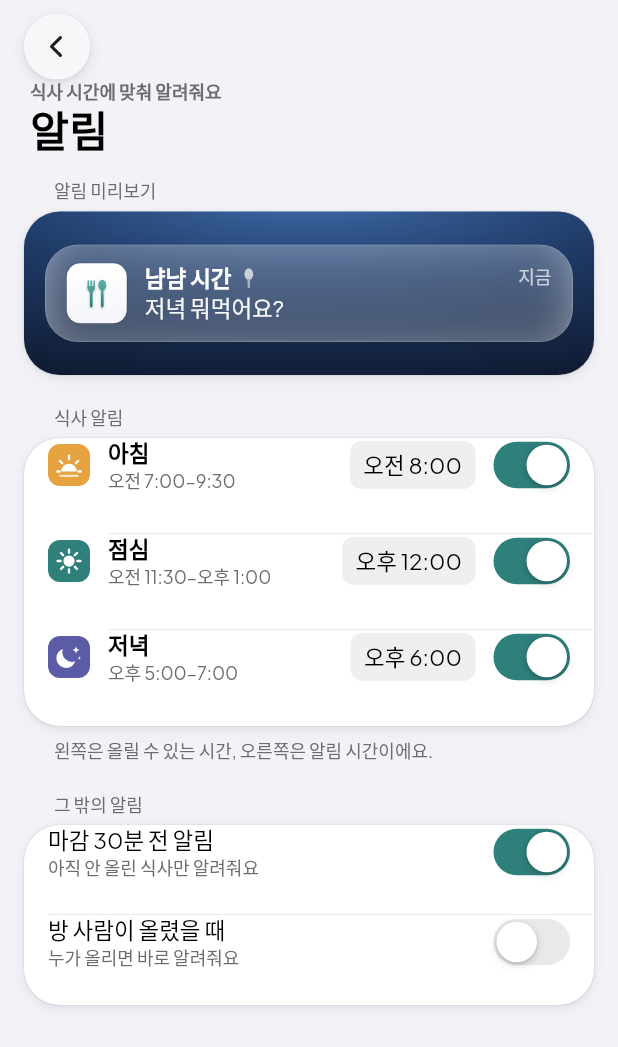
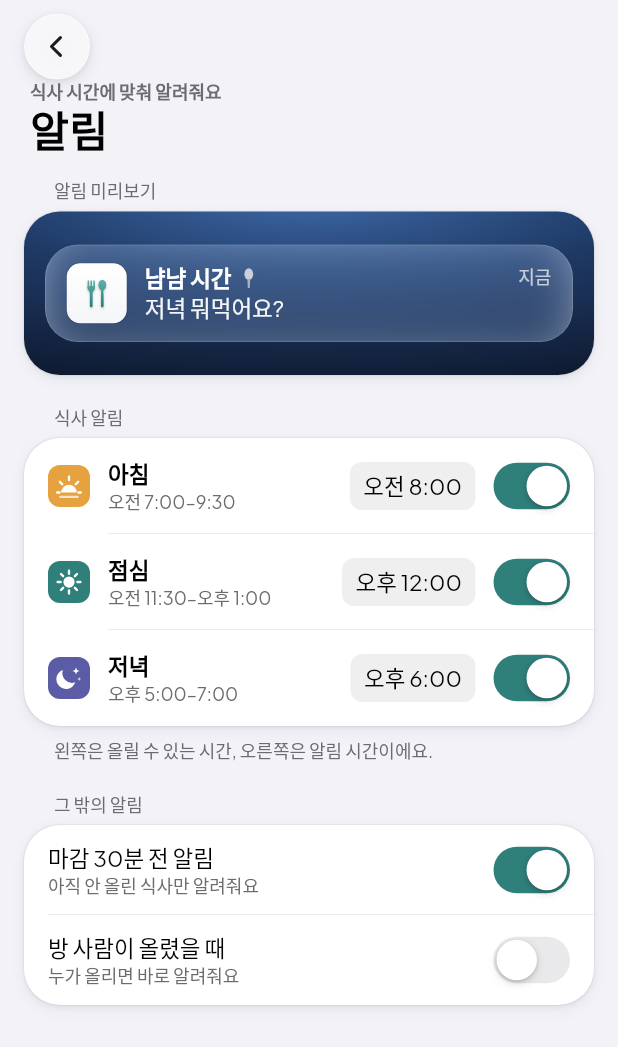
Before and after one commit to isla0x/meokeo, a Flutter app: the NotifSettingsPage screen opened directly, on a phone screen of 412 x 824 dp. Shown: the top 1047 px of the screen. Run offline on Flutter 3.47's test engine with Material 3 defaults, Android fonts, the phone set to English and light mode, and no system bars; our stand-ins replace cloud_firestore, firebase_auth, firebase_core, flutter_local_notifications, flutter_timezone, image_picker and 4 more; accounts and stored records are empty; network calls fail.

Commit message:
화면 사진 보고 다듬기: 유리 버튼 크기, 시트 배경, 줄 정렬, 테스트 설정 복구
Co-Authored-By: Claude Sonnet 5.5 <noreply@anthropic.com>
Claude-Session: https://claude.ai/code/session_017niS3qhVVj6jZnWRqv6Fjn

```diff
--- a/lib/screens/invite.dart
+++ b/lib/screens/invite.dart
@@ -89,7 +89,7 @@ class InvitePage extends StatelessWidget {
                       child: Row(children: [
                         RoomBadge(room.icon, size: 26, glyph: 16),
                         const SizedBox(width: 8),
-                        Flexible(
+                        Expanded(
                           child: Text(
                             room.name,
                             maxLines: 1,
--- a/lib/screens/notif_settings.dart
+++ b/lib/screens/notif_settings.dart
@@ -102,7 +102,8 @@ class NotifSettingsPage extends StatelessWidget {
       return SizedBox(
         height: 64,
         child: Stack(children: [
-          Padding(
+          Positioned.fill(
+            child: Padding(
             padding: const EdgeInsets.symmetric(horizontal: 16),
             child: Row(children: [
               MealBadge(m, size: 28),
@@ -138,7 +139,7 @@ class NotifSettingsPage extends StatelessWidget {
                 onChanged: (v) => _update(context, (n) => n.on[m] = v, turnedOn: v),
               ),
             ]),
-          ),
+          )),
           if (!last) const Positioned(left: 56, right: 0, bottom: 0, child: HairLine()),
         ]),
       );
@@ -148,7 +149,8 @@ class NotifSettingsPage extends StatelessWidget {
       return SizedBox(
         height: 60,
         child: Stack(children: [
-          Padding(
+          Positioned.fill(
+            child: Padding(
             padding: const EdgeInsets.symmetric(horizontal: 16),
             child: Row(children: [
               Expanded(
@@ -160,7 +162,7 @@ class NotifSettingsPage extends StatelessWidget {
               const SizedBox(width: 12),
               MSwitch(label: title, value: value, onChanged: onChanged),
             ]),
-          ),
+          )),
           if (!last) const Positioned(left: 16, right: 0, bottom: 0, child: HairLine()),
         ]),
       );
@@ -205,7 +207,7 @@ class NotifSettingsPage extends StatelessWidget {
                 child: Container(
                   padding: const EdgeInsets.symmetric(horizontal: 14, vertical: 12),
                   decoration: BoxDecoration(
-                    color: const Color(0x33FFFFFF),
+                    color: const Color.fromRGBO(160, 200, 255, 0.2),
                     borderRadius: BorderRadius.circular(22),
                     border: Border.all(color: const Color(0x38FFFFFF), width: 0.5),
                   ),
--- a/lib/screens/post_flow.dart
+++ b/lib/screens/post_flow.dart
@@ -231,7 +231,8 @@ class _PostSheetState extends State<PostSheet> {
                       SizedBox(
                         height: 60,
                         child: Stack(children: [
-                          Padding(
+                          Positioned.fill(
+                            child: Padding(
                             padding: const EdgeInsets.symmetric(horizontal: 16),
                             child: Row(children: [
                               RoomBadge(rooms[i].icon, size: 32, glyph: 18, radius: 8),
@@ -255,7 +256,7 @@ class _PostSheetState extends State<PostSheet> {
                                 }),
                               ),
                             ]),
-                          ),
+                          )),
                           if (i != rooms.length - 1) const Positioned(left: 58, right: 0, bottom: 0, child: HairLine()),
                         ]),
                       ),
--- a/lib/screens/today.dart
+++ b/lib/screens/today.dart
@@ -395,7 +395,7 @@ class _BigCard extends StatelessWidget {
           height: 46,
           padding: const EdgeInsets.symmetric(horizontal: 16),
           child: Row(children: [
-            Flexible(
+            Expanded(
               child: Text.rich(
                 TextSpan(children: [
                   TextSpan(text: lead),
@@ -415,8 +415,8 @@ class _BigCard extends StatelessWidget {
                   margin: EdgeInsets.only(left: i == 0 ? 0 : 3),
                   decoration: BoxDecoration(
                     shape: BoxShape.circle,
-                    color: slots[i].post != null ? C.teal : null,
-                    border: Border.all(color: slots[i].post != null ? C.teal : C.grayAE, width: 1),
+                    color: i < done ? C.teal : null,
+                    border: Border.all(color: i < done ? C.teal : C.grayAE, width: 1),
                   ),
                 ),
             ]),
```
Also changed, not shown: lib/widgets.dart (+25 -7 lines), 1 other file.
